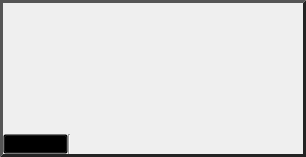
Above: Interface/AppInterface/ViewerWidget.ui from jessdtate/Seg3D before the change. Below: the same form after it.
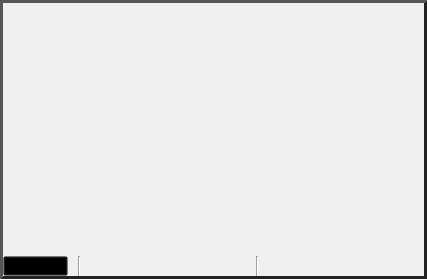
That is the form after the change. Icons and pictures are not drawn.

Commit message: splitting Viewer toolbar into two pieces

The edit to the form file:
```diff
--- a/Interface/AppInterface/ViewerWidget.ui
+++ b/Interface/AppInterface/ViewerWidget.ui
@@ -6,15 +6,15 @@
    <rect>
     <x>0</x>
     <y>0</y>
-    <width>306</width>
-    <height>157</height>
+    <width>427</width>
+    <height>279</height>
    </rect>
   </property>
   <property name="windowTitle">
    <string>ViewerWidget</string>
   </property>
   <property name="styleSheet">
-   <string notr="true">QWidget#buttonbar_{
+   <string notr="true">QWidget#toolbar_{
 	background-color: qlineargradient(spread:pad, x1:0.5, y1:0, x2:0.5, y2:0.960227,
 	stop:0 rgba(211, 211, 211, 255),
 	stop:0.155779 rgba(228, 228, 228,255),
@@ -23,7 +23,7 @@
 	padding: 0px;
 }
 
-QWidget#viewer_states_holder_{
+QWidget#viewer_mode_holder_{
 	margin: 0px;
 	padding: 0px;
 }
@@ -136,6 +136,15 @@
        </widget>
       </item>
       <item>
+       <widget class="QWidget" name="toolbar_" native="true">
+        <layout class="QVBoxLayout" name="toolbar_layout_">
+         <property name="spacing">
+          <number>0</number>
+         </property>
+         <property name="margin">
+          <number>0</number>
+         </property>
+         <item>
        <widget class="QWidget" name="buttonbar_" native="true">
         <property name="sizePolicy">
          <sizepolicy hsizetype="Preferred" vsizetype="Fixed">
@@ -157,7 +166,7 @@
         </property>
         <layout class="QHBoxLayout" name="button_layout_">
          <property name="spacing">
-          <number>0</number>
+             <number>10</number>
          </property>
          <property name="margin">
           <number>0</number>
@@ -607,7 +616,25 @@
           </widget>
          </item>
          <item>
-          <widget class="Line" name="line">
+             <widget class="QWidget" name="common_tools_" native="true">
+              <property name="sizePolicy">
+               <sizepolicy hsizetype="MinimumExpanding" vsizetype="Preferred">
+                <horstretch>0</horstretch>
+                <verstretch>0</verstretch>
+               </sizepolicy>
+              </property>
+              <layout class="QHBoxLayout" name="common_tools_layout_">
+               <property name="spacing">
+                <number>0</number>
+               </property>
+               <property name="sizeConstraint">
+                <enum>QLayout::SetMinimumSize</enum>
+               </property>
+               <property name="margin">
+                <number>0</number>
+               </property>
+               <item>
+                <widget class="Line" name="line_">
            <property name="orientation">
             <enum>Qt::Vertical</enum>
            </property>
@@ -670,30 +697,6 @@
            </property>
           </widget>
          </item>
-         <item>
-          <widget class="QToolButton" name="grid_button_">
-           <property name="minimumSize">
-            <size>
-             <width>20</width>
-             <height>20</height>
-            </size>
-           </property>
-           <property name="maximumSize">
-            <size>
-             <width>20</width>
-             <height>20</height>
-            </size>
-           </property>
-           <property name="icon">
-            <iconset resource="Resources/AppInterface.qrc">
-             <normaloff>:/Images/GridOff.png</normaloff>
-             <normalon>:/Images/Grid.png</normalon>:/Images/GridOff.png</iconset>
-           </property>
-           <property name="checkable">
-            <bool>true</bool>
-           </property>
-          </widget>
-         </item>
          <item>
           <widget class="QToolButton" name="slice_visible_button_">
            <property name="minimumSize">
@@ -719,6 +722,86 @@
           </widget>
          </item>
          <item>
+                <widget class="QToolButton" name="light_visible_button_">
+                 <property name="minimumSize">
+                  <size>
+                   <width>20</width>
+                   <height>20</height>
+                  </size>
+                 </property>
+                 <property name="maximumSize">
+                  <size>
+                   <width>20</width>
+                   <height>20</height>
+                  </size>
+                 </property>
+                 <property name="text">
+                  <string/>
+                 </property>
+                 <property name="icon">
+                  <iconset resource="Resources/AppInterface.qrc">
+                   <normaloff>:/Images/LightOff.png</normaloff>
+                   <normalon>:/Images/Light.png</normalon>:/Images/LightOff.png</iconset>
+                 </property>
+                </widget>
+               </item>
+               <item>
+                <spacer name="common_spacer_">
+                 <property name="orientation">
+                  <enum>Qt::Horizontal</enum>
+                 </property>
+                 <property name="sizeHint" stdset="0">
+                  <size>
+                   <width>0</width>
+                   <height>20</height>
+                  </size>
+                 </property>
+                </spacer>
+               </item>
+              </layout>
+             </widget>
+            </item>
+            <item>
+             <widget class="QWidget" name="less_common_tools_" native="true">
+              <layout class="QHBoxLayout" name="less_common_tools_layout_">
+               <property name="spacing">
+                <number>0</number>
+               </property>
+               <property name="margin">
+                <number>0</number>
+               </property>
+               <item>
+                <widget class="Line" name="sep_line_">
+                 <property name="orientation">
+                  <enum>Qt::Vertical</enum>
+                 </property>
+                </widget>
+               </item>
+               <item>
+                <widget class="QToolButton" name="grid_button_">
+                 <property name="minimumSize">
+                  <size>
+                   <width>20</width>
+                   <height>20</height>
+                  </size>
+                 </property>
+                 <property name="maximumSize">
+                  <size>
+                   <width>20</width>
+                   <height>20</height>
+                  </size>
+                 </property>
+                 <property name="icon">
+                  <iconset resource="Resources/AppInterface.qrc">
+                   <normaloff>:/Images/GridOff.png</normaloff>
+                   <normalon>:/Images/Grid.png</normalon>:/Images/GridOff.png</iconset>
+                 </property>
+                 <property name="checkable">
+                  <bool>true</bool>
+                 </property>
+                </widget>
+               </item>
+               <item>
           <widget class="QToolButton" name="flip_horizontal_button_">
            <property name="minimumSize">
             <size>
@@ -766,54 +849,6 @@
            </property>
           </widget>
          </item>
-         <item>
-          <widget class="QToolButton" name="light_visible_button_">
-           <property name="minimumSize">
-            <size>
-             <width>20</width>
-             <height>20</height>
-            </size>
-           </property>
-           <property name="maximumSize">
-            <size>
-             <width>20</width>
-             <height>20</height>
-            </size>
-           </property>
-           <property name="text">
-            <string/>
-           </property>
-           <property name="icon">
-            <iconset resource="Resources/AppInterface.qrc">
-             <normaloff>:/Images/LightOff.png</normaloff>
-             <normalon>:/Images/Light.png</normalon>:/Images/LightOff.png</iconset>
-           </property>
-          </widget>
-         </item>
-         <item>
-          <widget class="QToolButton" name="slices_visible_button_">
-           <property name="minimumSize">
-            <size>
-             <width>20</width>
-             <height>20</height>
-            </size>
-           </property>
-           <property name="maximumSize">
-            <size>
-             <width>20</width>
-             <height>20</height>
-            </size>
-           </property>
-           <property name="text">
-            <string/>
-           </property>
-           <property name="icon">
-            <iconset resource="Resources/AppInterface.qrc">
-             <normaloff>:/Images/SlicesVisibleOff.png</normaloff>
-             <normalon>:/Images/SlicesVisible.png</normalon>:/Images/SlicesVisibleOff.png</iconset>
-           </property>
-          </widget>
-         </item>
          <item>
           <widget class="QToolButton" name="isosurfaces_visible_button_">
            <property name="minimumSize">
@@ -838,6 +873,30 @@
            </property>
           </widget>
          </item>
+               <item>
+                <widget class="QToolButton" name="slices_visible_button_">
+                 <property name="minimumSize">
+                  <size>
+                   <width>20</width>
+                   <height>20</height>
+                  </size>
+                 </property>
+                 <property name="maximumSize">
+                  <size>
+                   <width>20</width>
+                   <height>20</height>
+                  </size>
+                 </property>
+                 <property name="text">
+                  <string/>
+                 </property>
+                 <property name="icon">
+                  <iconset resource="Resources/AppInterface.qrc">
+                   <normaloff>:/Images/SlicesVisibleOff.png</normaloff>
+                   <normalon>:/Images/SlicesVisible.png</normalon>:/Images/SlicesVisibleOff.png</iconset>
+                 </property>
+                </widget>
+               </item>
          <item>
           <widget class="QToolButton" name="volume_rendering_visible_button_">
            <property name="minimumSize">
@@ -863,20 +922,23 @@
           </widget>
          </item>
          <item>
-          <spacer name="horizontalSpacer">
+                <spacer name="less_common_spacer_">
            <property name="orientation">
             <enum>Qt::Horizontal</enum>
            </property>
-           <property name="sizeType">
-            <enum>QSizePolicy::Expanding</enum>
-           </property>
            <property name="sizeHint" stdset="0">
             <size>
              <width>0</width>
-             <height>13</height>
+                   <height>20</height>
             </size>
            </property>
           </spacer>
+               </item>
+              </layout>
+             </widget>
+            </item>
+           </layout>
+          </widget>
          </item>
         </layout>
        </widget>
```
Left out of the diff: 6 changed lines with no effect on the pictures. Lines whose indentation alone changed are shown as unchanged. The commit also changes 3 other files.
